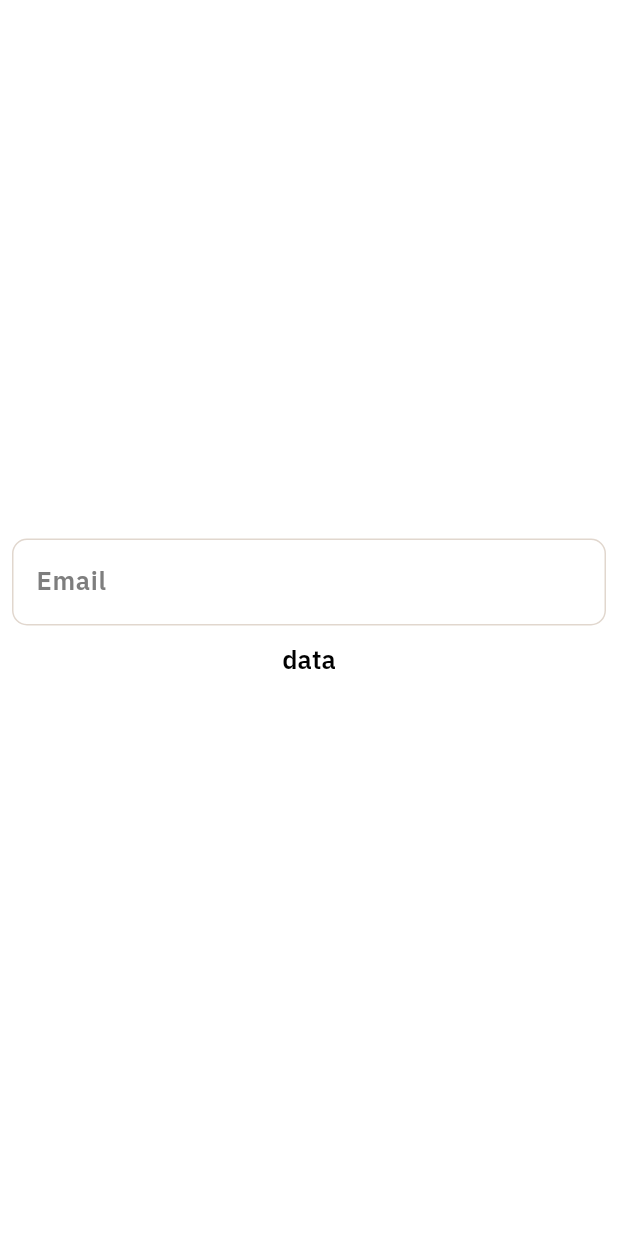
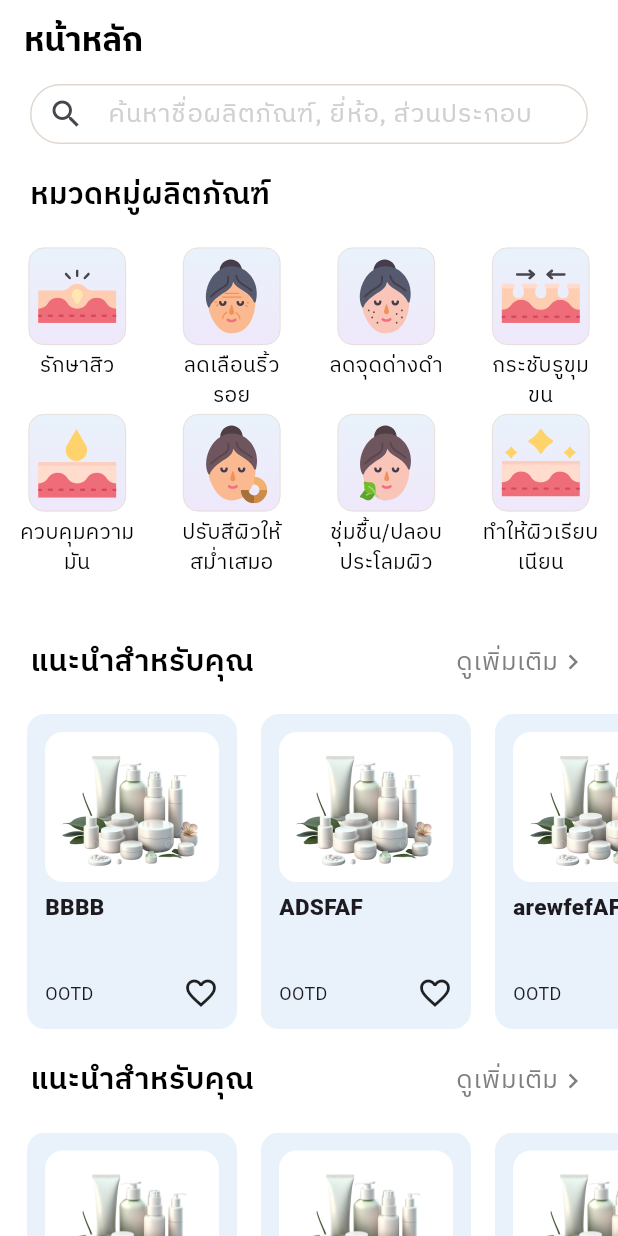
Before and after one commit to Final-Project-kmitl/frontend_project, a Flutter app: the screen it shows after launch, on a phone screen of 412 x 824 dp. Run offline on Flutter 3.47's test engine with Material 3 defaults, Android fonts, the phone set to English and light mode, and no system bars; our stand-ins replace bloc, dartz, dio, flutter_svg, get_it, logger and 1 more.

Commit message:
set systems

```diff
--- a/lib/core/config/theme/app_theme.dart
+++ b/lib/core/config/theme/app_theme.dart
@@ -76,7 +76,7 @@ class AppTheme {
         borderSide: BorderSide(width: 3, color: AppColors.beige),
       ),
       fillColor: AppColors.white,
-      hintStyle: TextStyle(color: AppColors.grey),
+      hintStyle: TextThemes.body.copyWith(color: AppColors.grey),
     ),
   );
 }
--- a/lib/features/home/presentation/home_page.dart
+++ /dev/null
@@ -1,36 +0,0 @@
-import 'package:flutter/material.dart';
-import 'package:project/core/common/helper/navigation/app_navigation.dart';
-import 'package:project/core/common/pages/combination_page.dart';
-import 'package:project/core/config/theme/app_color.dart';
-import 'package:project/core/config/theme/app_theme.dart';
-
-class HomePage extends StatelessWidget {
-  const HomePage({super.key});
-
-  @override
-  Widget build(BuildContext context) {
-    return Scaffold(
-      body: Padding(
-        padding: const EdgeInsets.all(8.0),
-        child: Column(
-          mainAxisAlignment: MainAxisAlignment.center,
-          crossAxisAlignment: CrossAxisAlignment.center,
-          children: [
-            TextField(
-              decoration: InputDecoration(
-                  hintText: "Email",
-                  hintStyle:
-                      TextThemes.bodyBold.copyWith(color: AppColors.darkGrey)),
-            ),
-            ElevatedButton(
-                onPressed: () {
-                  AppNavigator.push(context, CombinationPage());
-                },
-                child: Text("data", style: TextThemes.bodyBold),
-                style: ButtonThemes.backwardButton)
-          ],
-        ),
-      ),
-    );
-  }
-}
--- /dev/null
+++ b/lib/features/home/presentation/pages/home_page.dart
@@ -0,0 +1,219 @@
+import 'package:flutter/material.dart';
+import 'package:project/core/config/theme/app_theme.dart';
+import 'package:project/features/home/presentation/widgets/category_section.dart';
+import 'package:project/features/home/presentation/widgets/suggestion_section.dart';
+
+// bottomNavigationBar: Stack(
+//   clipBehavior: Clip.none,
+//   children: [
+//     BottomNavigationBar(
+//       backgroundColor: Colors.white,
+//       type: BottomNavigationBarType.fixed,
+//       showSelectedLabels: false,
+//       showUnselectedLabels: false,
+//       currentIndex: _currentPage,
+//       onTap: _onItemTapped,
+//       items: [
+//         BottomNavigationBarItem(
+//           icon: Padding(
+//             padding: const EdgeInsets.all(0),
+//             child: SvgPicture.asset(
+//               "assets/bottomNavigation/home.svg",
+//               color: _currentPage == 0 ? Colors.black : Color(0xff7E7E7E),
+//             ),
+//           ),
+//           label: "home",
+//         ),
+//         BottomNavigationBarItem(
+//           icon: Padding(
+//             padding: const EdgeInsets.all(0),
+//             child: SvgPicture.asset(
+//               "assets/bottomNavigation/routine.svg",
+//               color: _currentPage == 1 ? Colors.black : Color(0xff7E7E7E),
+//             ),
+//           ),
+//           label: "home",
+//         ),
+//         BottomNavigationBarItem(
+//           icon: SizedBox.shrink(), // Empty space for scan button
+//           label: '',
+//         ),
+//         BottomNavigationBarItem(
+//           icon: Padding(
+//             padding: const EdgeInsets.all(0),
+//             child: SvgPicture.asset(
+//               "assets/bottomNavigation/favorite.svg",
+//               color: _currentPage == 3 ? Colors.black : Color(0xff7E7E7E),
+//             ),
+//           ),
+//           label: "home",
+//         ),
+//         BottomNavigationBarItem(
+//           icon: Padding(
+//             padding: const EdgeInsets.all(0),
+//             child: SvgPicture.asset(
+//               "assets/bottomNavigation/profile.svg",
+//               color: _currentPage == 4 ? Colors.black : Color(0xff7E7E7E),
+//             ),
+//           ),
+//           label: "home",
+//         ),
+//       ],
+//     ),
+//     Positioned(
+//       top:
+//           -20, // Adjusts how much the button floats above the BottomNavigationBar
+//       left: MediaQuery.of(context).size.width / 2 -
+//           35, // Centers the button
+//       child: Container(
+//         width: 70, // Width of the button
+//         height: 70, // Height of the button
+//         decoration: BoxDecoration(
+//           shape: BoxShape.circle, // Ensure it is circular
+//         ),
+//         child: Container(
+//           padding: EdgeInsets.all(16),
+//           decoration:
+//               BoxDecoration(color: Colors.black, shape: BoxShape.circle),
+//           child: SvgPicture.asset(
+//             "assets/bottomNavigation/scan.svg",
+//             width: 30,
+//             height: 30,
+//           ),
+//         ),
+//       ),
+//     ),
+//   ],
+// ),
+class HomePage extends StatefulWidget {
+  const HomePage({Key? key}) : super(key: key);
+
+  @override
+  State<HomePage> createState() => _HomePageState();
+}
+
+class _HomePageState extends State<HomePage> {
+  ScrollController _checkScrollController = ScrollController();
+
+  @override
+  void dispose() {
+    _checkScrollController.dispose();
+    super.dispose();
+  }
+
+  @override
+  Widget build(BuildContext context) {
+    return Scaffold(
+      backgroundColor: Colors.white,
+      body: SafeArea(
+        bottom: false,
+        child: CustomScrollView(
+          controller: _checkScrollController,
+          slivers: [
+            SliverAppBar(
+              backgroundColor: Colors.white,
+              title: Text(
+                "หน้าหลัก",
+                style: TextThemes.headline1,
+              ),
+              floating: false,
+              // pinned: true,
+            ),
+            SliverPersistentHeader(
+              delegate: _SliverAppBarDelegate(
+                minHeight: 60.0,
+                maxHeight: 60.0,
+                child: Material(
+                  elevation: 0,
+                  color: Colors.white,
+                  shape: const RoundedRectangleBorder(
+                    borderRadius: BorderRadius.only(
+                      bottomLeft: Radius.circular(16),
+                      bottomRight: Radius.circular(16),
+                    ),
+                  ),
+                  child: Container(
+                    padding:
+                        const EdgeInsets.only(left: 20, right: 20, bottom: 20),
+                    child: TextField(
+                      onTap: () {},
+                      readOnly: true,
+                      decoration: InputDecoration(
+                          prefixIcon: Icon(Icons.search),
+                          hintText: 'ค้นหาชื่อผลิตภัณฑ์, ยี่ห้อ, ส่วนประกอบ',
+                          contentPadding: EdgeInsets.symmetric(horizontal: 20),
+                          fillColor: Colors.white,
+                          filled: true,
+                          border: OutlineInputBorder(
+                            borderRadius: BorderRadius.circular(1000),
+                            borderSide: BorderSide(color: Color(0xffE1D7CE)),
+                          ),
+                          enabledBorder: OutlineInputBorder(
+                            borderRadius: BorderRadius.circular(1000),
+                            borderSide: BorderSide(color: Color(0xffE1D7CE)),
+                          ),
+                          focusedBorder: OutlineInputBorder(
+                            borderRadius: BorderRadius.circular(1000),
+                            borderSide:
+                                BorderSide(color: Color(0xffE1D7CE), width: 2),
+                          )),
+                    ),
+                  ),
+                ),
+              ),
+              pinned: true,
+            ),
+            // Add more slivers here for your content
+            SliverToBoxAdapter(
+              child: CategorySection(),
+            ),
+            SliverToBoxAdapter(
+              child: SuggestionSection(),
+            ),
+            SliverToBoxAdapter(
+              child: SuggestionSection(),
+            ),
+            SliverToBoxAdapter(
+              child: SuggestionSection(),
+            ),
+            SliverToBoxAdapter(
+              child: SizedBox(
+                height: 130,
+              ),
+            )
+          ],
+        ),
+      ),
+    );
+  }
+}
+
+class _SliverAppBarDelegate extends SliverPersistentHeaderDelegate {
+  _SliverAppBarDelegate({
+    required this.minHeight,
+    required this.maxHeight,
+    required this.child,
+  });
+
+  final double minHeight;
+  final double maxHeight;
+  final Widget child;
+
+  @override
+  double get minExtent => minHeight;
+  @override
+  double get maxExtent => maxHeight;
+
+  @override
+  Widget build(
+      BuildContext context, double shrinkOffset, bool overlapsContent) {
+    return SizedBox.expand(child: child);
+  }
+
+  @override
+  bool shouldRebuild(_SliverAppBarDelegate oldDelegate) {
+    return maxHeight != oldDelegate.maxHeight ||
+        minHeight != oldDelegate.minHeight ||
+        child != oldDelegate.child;
+  }
+}
--- /dev/null
+++ b/lib/features/home/presentation/widgets/category_section.dart
@@ -0,0 +1,112 @@
+import 'package:flutter/material.dart';
+import 'package:flutter/rendering.dart';
+import 'package:flutter_svg/svg.dart';
+import 'package:project/core/config/theme/app_theme.dart';
+
+class CategorySection extends StatelessWidget {
+  const CategorySection({super.key});
+
+  @override
+  Widget build(BuildContext context) {
+    final List<String> categoryProduct = <String>[
+      "รักษาสิว",
+      "ลดเลือนริ้วรอย",
+      "ลดจุดด่างดำ",
+      "กระชับรูขุมขน",
+      "ควบคุมความมัน",
+      "ปรับสีผิวให้สม่ำเสมอ",
+      "ชุ่มชื้น/ปลอบประโลมผิว",
+      "ทำให้ผิวเรียบเนียน"
+    ];
+
+    final List<String> categoryProductImg = <String>[
+      "assets/home/Acne.svg",
+      "assets/home/Wrinkle.svg",
+      "assets/home/Dark spot.svg",
+      "assets/home/Pore.svg",
+      "assets/home/Oil control.svg",
+      "assets/home/Evens skin tone.svg",
+      "assets/home/Soothing skin.svg",
+      "assets/home/Skin smoothen.svg"
+    ];
+
+    return Column(
+      crossAxisAlignment:
+          CrossAxisAlignment.start, // Align the content to the start
+      children: [
+        Container(
+          padding: const EdgeInsets.only(top: 0),
+          alignment: Alignment.centerLeft,
+          child: Padding(
+            padding: const EdgeInsets.only(left: 20),
+            child: Text(
+              "หมวดหมู่ผลิตภัณฑ์",
+              style: TextThemes.headline2,
+            ),
+          ),
+        ),
+        LayoutBuilder(builder: (context, constraints) {
+          double itemWidth = (constraints.maxWidth) / 4;
+          double itemHeight = itemWidth + 8;
+          double aspectRatio = itemWidth / itemHeight;
+
+          return Padding(
+            padding: const EdgeInsets.symmetric(
+                vertical: 20.0), // Adjust vertical padding if needed
+            child: GridView.builder(
+              padding: EdgeInsets.zero,
+              shrinkWrap: true,
+              itemCount: categoryProduct.length,
+              physics: NeverScrollableScrollPhysics(),
+              gridDelegate: SliverGridDelegateWithFixedCrossAxisCount(
+                crossAxisCount: 4,
+                childAspectRatio: aspectRatio,
+              ),
+              itemBuilder: (context, index) {
+                return GestureDetector(
+                  onTap: () {
+                    print(index);
+                  },
+                  child: Column(
+                    children: [
+                      Container(
+                        width: 65,
+                        height: 65,
+                        decoration: BoxDecoration(
+                          border:
+                              Border.all(width: 0.5, color: Color(0xffE1D7CE)),
+                          borderRadius: BorderRadius.circular(10),
+                          gradient: LinearGradient(
+                            colors: [
+                              Color(0xffE9F2FB),
+                              Color(0xffEFE8FA),
+                            ],
+                            begin: Alignment.topCenter,
+                            end: Alignment.bottomCenter,
+                          ),
+                        ),
+                        child: SvgPicture.asset(categoryProductImg[index]),
+                      ),
+                      const SizedBox(height: 4),
+                      Container(
+                        width: 80,
+                        child: Text(
+                          categoryProduct[index],
+                          style: TextThemes.desc,
+                          textAlign: TextAlign.center,
+                          maxLines: 2,
+                          overflow: TextOverflow.ellipsis,
+                          softWrap: true, // Enable soft wrapping of text
+                        ),
+                      ),
+                    ],
+                  ),
+                );
+              },
+            ),
+          );
+        })
+      ],
+    );
+  }
+}
--- /dev/null
+++ b/lib/features/home/presentation/widgets/suggestion_section.dart
@@ -0,0 +1,154 @@
+import 'package:flutter/material.dart';
+import 'package:project/core/config/theme/app_color.dart';
+import 'package:project/core/config/theme/app_theme.dart';
+
+class SuggestionSection extends StatefulWidget {
+  const SuggestionSection({super.key});
+
+  @override
+  State<SuggestionSection> createState() => _SuggestionSectionState();
+}
+
+class _SuggestionSectionState extends State<SuggestionSection> {
+  final List<String> mockProduct = <String>[
+    "AAAA   aaaaaaaaaaaaAAAGSDFGRT",
+    "BBBB",
+    "ADSFAF",
+    "arewfefAFE",
+    "qwihjqoriweqmr",
+    "afmoejeiowmr",
+    "asmfeoewmsof"
+  ];
+  List<String> mockSelectProuct = [];
+
+  void onSelected(String input) {
+    setState(() {
+      if (mockSelectProuct.contains(input)) {
+        mockSelectProuct.remove(input);
+      } else {
+        mockSelectProuct.add(input);
+      }
+    });
+  }
+
+  @override
+  Widget build(BuildContext context) {
+    return Column(
+      children: [
+        Padding(
+          padding: EdgeInsets.symmetric(horizontal: 20, vertical: 20),
+          child: Row(
+            crossAxisAlignment: CrossAxisAlignment.center,
+            mainAxisAlignment: MainAxisAlignment.spaceBetween,
+            children: [
+              Text(
+                "แนะนำสำหรับคุณ",
+                style: TextThemes.headline2,
+              ),
+              GestureDetector(
+                onTap: () {},
+                child: Row(
+                  mainAxisAlignment: MainAxisAlignment.end,
+                  children: [
+                    Text(
+                      "ดูเพิ่มเติม",
+                      style:
+                          TextThemes.body.copyWith(color: AppColors.darkGrey),
+                    ),
+                    Icon(
+                      Icons.chevron_right_sharp,
+                      size: 20,
+                      color: AppColors.darkGrey,
+                    ),
+                  ],
+                ),
+              ),
+            ],
+          ),
+        ),
+        SingleChildScrollView(
+          child: Column(
+            children: [
+              SizedBox(
+                height: 210,
+                child: ListView.builder(
+                  scrollDirection: Axis.horizontal,
+                  itemCount: 7,
+                  itemBuilder: (context, index) {
+                    if (index == 0) {
+                      return Container(
+                        width: 10,
+                      );
+                    }
+                    return Container(
+                      width: 140,
+                      margin: EdgeInsets.symmetric(horizontal: 8),
+                      decoration: BoxDecoration(
+                        color: Color(0xffE9F2FB),
+                        borderRadius: BorderRadius.circular(12),
+                      ),
+                      child: Padding(
+                        padding: const EdgeInsets.all(12.0),
+                        child: Column(
+                          crossAxisAlignment: CrossAxisAlignment
+                              .start, // Align children to the left
+                          children: [
+                            Container(
+                              width: double.infinity,
+                              height: 100,
+                              decoration: BoxDecoration(
+                                color: Colors.white,
+                                borderRadius: BorderRadius.circular(12),
+                              ),
+                              child: Image.asset(
+                                "assets/test_img.png",
+                                fit: BoxFit.contain,
+                              ),
+                            ),
+                            const SizedBox(height: 6),
+                            Text(
+                              mockProduct[index],
+                              style: const TextStyle(
+                                fontSize: 15,
+                                fontWeight: FontWeight.w800,
+                              ),
+                              maxLines: 2,
+                              overflow: TextOverflow.ellipsis,
+                              textAlign:
+                                  TextAlign.left, // Align text to the left
+                            ),
+                            const Spacer(),
+                            Row(
+                              children: [
+                                const Text(
+                                  "OOTD",
+                                  style: TextStyle(fontSize: 12),
+                                ),
+                                const Spacer(),
+                                GestureDetector(
+                                  onTap: () {
+                                    onSelected(mockProduct[index]);
+                                  },
+                                  child: mockSelectProuct
+                                          .contains(mockProduct[index])
+                                      ? const Icon(
+                                          Icons.favorite,
+                                        )
+                                      : const Icon(Icons.favorite_border),
+                                )
+                              ],
+                            ),
+                          ],
+                        ),
+                      ),
+                    );
+                  },
+                ),
+              ),
+            ],
+          ),
+        ),
+      ],
+    );
+  }
+}
--- /dev/null
+++ b/lib/features/splash/data/datasources/splash_api_service.dart
@@ -0,0 +1,13 @@
+import 'package:dartz/dartz.dart';
+
+abstract class SplashApiService {
+  Future<Either> chechUserAPI();
+}
+
+class SplashApiServiceImpl extends SplashApiService {
+  @override
+  Future<Either> chechUserAPI() {
+    // TODO: implement chechUserAPI
+    throw UnimplementedError();
+  }
+}
--- /dev/null
+++ b/lib/features/splash/data/repository/splash_repository_impl.dart
@@ -0,0 +1,12 @@
+import 'package:dartz/dartz.dart';
+import 'package:project/features/splash/data/datasources/splash_api_service.dart';
+import 'package:project/features/splash/domain/repository/splash_repository.dart';
+
+class SplashRepositoryImpl extends SplashRepository {
+  SplashApiService splashApiService;
+  SplashRepositoryImpl({required this.splashApiService});
+  @override
+  Future<Either> checkUser() async {
+    return await splashApiService.chechUserAPI();
+  }
+}
--- /dev/null
+++ b/lib/features/splash/domain/repository/splash_repository.dart
@@ -0,0 +1,5 @@
+import 'package:dartz/dartz.dart';
+
+abstract class SplashRepository {
+  Future<Either> checkUser();
+}
--- a/lib/main.dart
+++ b/lib/main.dart
@@ -1,7 +1,7 @@
 import 'package:flutter/material.dart';
 import 'package:flutter/services.dart';
 import 'package:project/core/config/theme/app_theme.dart';
-import 'package:project/features/home/presentation/home_page.dart';
+import 'package:project/features/home/presentation/pages/home_page.dart';
 import 'package:project/service_locator.dart';
 
 void main() {
--- a/pubspec.yaml
+++ b/pubspec.yaml
@@ -69,6 +69,7 @@ flutter:
     - assets/bottomNavigation/
     - assets/form/
     - assets/home/
+    - assets/
     - assets/icons/
     - assets/skintypequiz/
     - assets/font/IBM_Plex_Sans_Thai/
```
